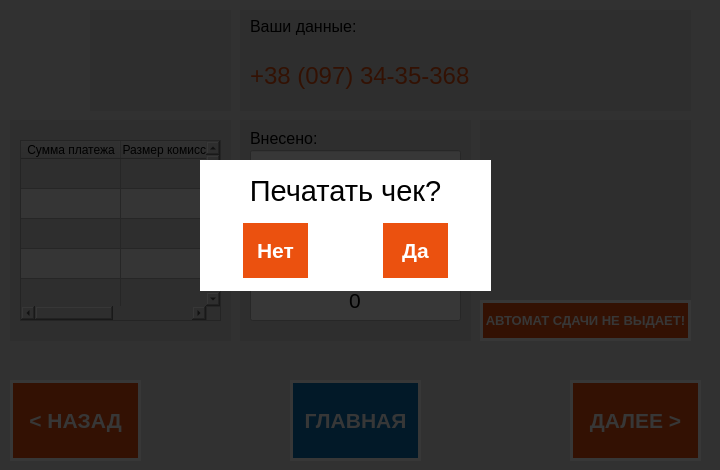
Qt form payment.ui (Normandez/LM) before a commit.
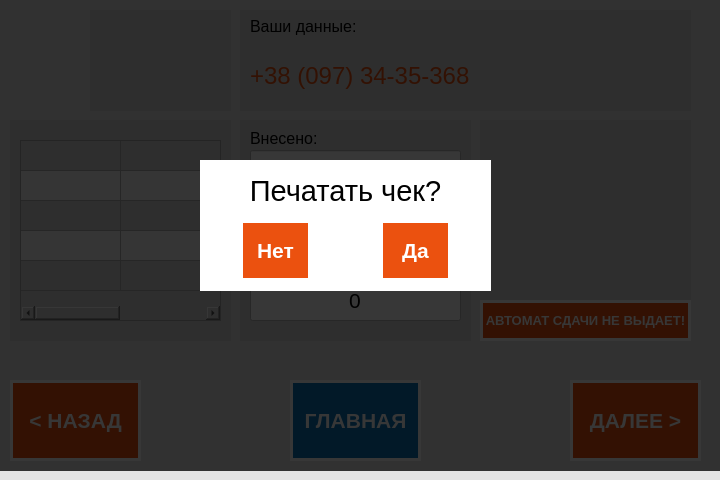
The same form after that commit. Icons and pictures are not drawn.

```diff
--- a/payment.ui
+++ b/payment.ui
@@ -7,9 +7,21 @@
     <x>0</x>
     <y>0</y>
     <width>720</width>
-    <height>470</height>
+    <height>480</height>
    </rect>
   </property>
+  <property name="minimumSize">
+   <size>
+    <width>720</width>
+    <height>480</height>
+   </size>
+  </property>
+  <property name="maximumSize">
+   <size>
+    <width>720</width>
+    <height>480</height>
+   </size>
+  </property>
   <property name="windowTitle">
    <string>Dialog</string>
   </property>
@@ -396,6 +408,25 @@
      <string/>
     </property>
    </widget>
+   <widget class="QLabel" name="label_9">
+    <property name="geometry">
+     <rect>
+      <x>-10</x>
+      <y>10</y>
+      <width>231</width>
+      <height>201</height>
+     </rect>
+    </property>
+    <property name="text">
+     <string/>
+    </property>
+    <property name="pixmap">
+     <pixmap resource="resource.qrc">:/new/icons/MoneyCatchIcon.png</pixmap>
+    </property>
+    <property name="scaledContents">
+     <bool>true</bool>
+    </property>
+   </widget>
    <widget class="QWidget" name="widget_6" native="true">
     <property name="geometry">
      <rect>
@@ -441,25 +472,6 @@
      </property>
     </widget>
    </widget>
-   <widget class="QLabel" name="label_9">
-    <property name="geometry">
-     <rect>
-      <x>22</x>
-      <y>44</y>
-      <width>161</width>
-      <height>121</height>
-     </rect>
-    </property>
-    <property name="text">
-     <string/>
-    </property>
-    <property name="pixmap">
-     <pixmap resource="resource.qrc">:/new/icons/MoneyCatchIcon.png</pixmap>
-    </property>
-    <property name="scaledContents">
-     <bool>true</bool>
-    </property>
-   </widget>
   </widget>
   <widget class="QWidget" name="widget_3" native="true">
    <property name="geometry">
@@ -503,7 +515,7 @@
      <bool>false</bool>
     </property>
     <attribute name="horizontalHeaderVisible">
-     <bool>true</bool>
+     <bool>false</bool>
     </attribute>
     <attribute name="verticalHeaderVisible">
      <bool>false</bool>
```
Left out of the diff: 7 changed lines with no effect on the pictures.
